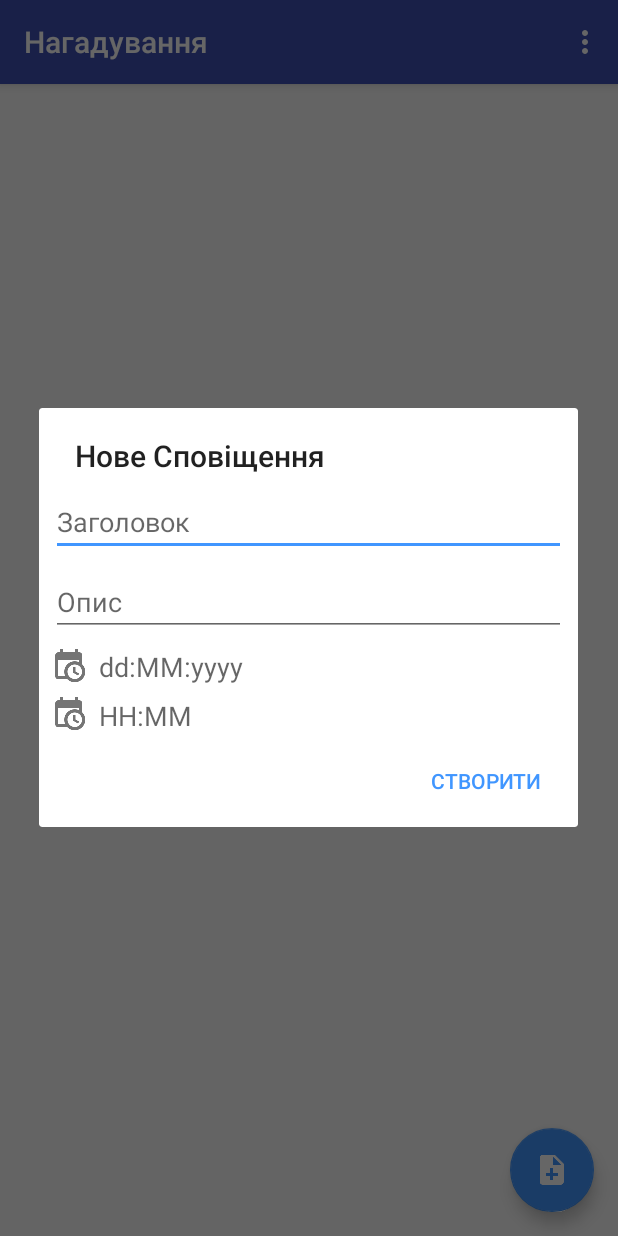
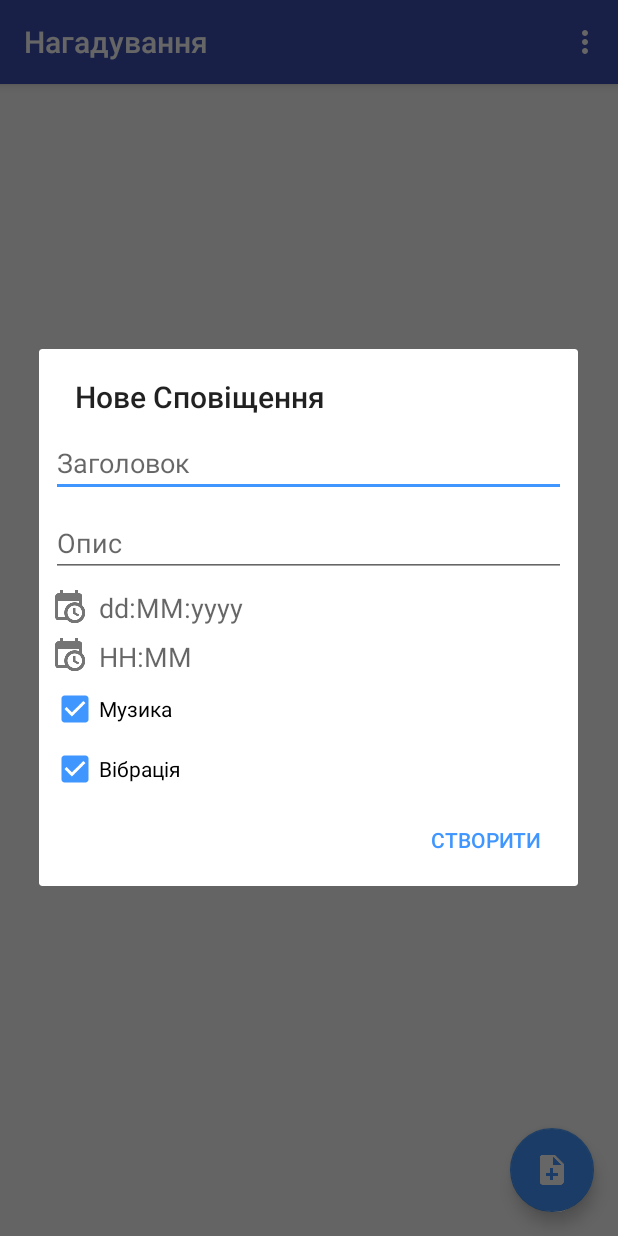
Before and after one commit to yaroslavambrozyak/ScheduleMe, an Android app: the screen it shows after launch (MainActivity), after a tap on an icon or button, on a phone screen of 412 x 824 dp. Run offline under Robolectric (Android 15) with nearby library versions, the phone set to English and light mode, and no system bars; our stand-ins replace ButterKnife, Dagger/Hilt's generated code; libraries missing offline, so code that uses them is left out: io.realm; 3 statements that could not run were skipped.

Commit message:
remind settings

```diff
--- a/ScheduleMe/app/src/main/java/com/study/yaroslavambrozyak/scheduleme/interactor/MainInteractorImp.java
+++ b/ScheduleMe/app/src/main/java/com/study/yaroslavambrozyak/scheduleme/interactor/MainInteractorImp.java
@@ -10,33 +10,17 @@ import java.util.List;
 
 public class MainInteractorImp implements MainInteractor {
 
-    private List<Remind> mock;
+    public MainInteractorImp(){
 
-    public MainInteractorImp(){
-        mock = new ArrayList<>();
-        Remind remind1 = new Remind(1,"firstRemind","Description",new Date());
-        Remind remind2 = new Remind(2,"secondRemind","Description",new Date());
-        Remind remind3 = new Remind(3,"thirdLongRemind","Description : asdasdasdasd" +
-                "slg;ahg;oiarit;rkdng;kng;ifgh;idlh;lkrlkndldlfkjdjhitlitnykns" +
-                "lhfdlihgdkglfihdtkdngka;ig;lskng;lin;iangalgnalk;fg'laig'aut' ",new Date());
-        Remind remind4 = new Remind(4,"secondRemind","Description",new Date());
-        Remind remind5 = new Remind(5,"secondRemind","Description",new Date());
-        Remind remind6 = new Remind(6,"secondRemind","Description",new Date());
-        mock.add(remind1);
-        mock.add(remind2);
-        mock.add(remind3);
-        mock.add(remind4);
-        mock.add(remind5);
-        mock.add(remind6);
     }
 
     @Override
     public List<Remind> getReminds() {
-        return mock;
+        return null;
     }
 
     @Override
     public void addRemind(Remind remind) {
-        mock.add(remind);
+
     }
 }
--- a/ScheduleMe/app/src/main/java/com/study/yaroslavambrozyak/scheduleme/presenter/interfaces/MainPresenter.java
+++ b/ScheduleMe/app/src/main/java/com/study/yaroslavambrozyak/scheduleme/presenter/interfaces/MainPresenter.java
@@ -2,6 +2,7 @@ package com.study.yaroslavambrozyak.scheduleme.presenter.interfaces;
 
 
 import com.study.yaroslavambrozyak.scheduleme.model.Remind;
+import com.study.yaroslavambrozyak.scheduleme.model.RemindSettings;
 
 import java.util.Date;
 import java.util.List;
@@ -10,6 +11,6 @@ import io.realm.RealmResults;
 
 public interface MainPresenter {
     RealmResults<Remind> getReminds();
-    void addRemind(String title,String description,Date date);
+    void addRemind(Remind remind, RemindSettings remindSettings);
     void removeRemind(long id);
 }
--- a/ScheduleMe/app/src/main/java/com/study/yaroslavambrozyak/scheduleme/utils/AlarmReceiver.java
+++ b/ScheduleMe/app/src/main/java/com/study/yaroslavambrozyak/scheduleme/utils/AlarmReceiver.java
@@ -11,6 +11,8 @@ public class AlarmReceiver extends BroadcastReceiver {
         Intent serviceIntent = new Intent(context,NotificationService.class);
         serviceIntent.putExtra(Constant.REMIND_TITLE,intent.getStringExtra(Constant.REMIND_TITLE));
         serviceIntent.putExtra(Constant.REMIND_DESCRIPTION,intent.getStringExtra(Constant.REMIND_DESCRIPTION));
+        serviceIntent.putExtra(Constant.MUSIC_ENABLE,intent.getBooleanExtra(Constant.MUSIC_ENABLE,true));
+        serviceIntent.putExtra(Constant.VIBRATION_ENABLE,intent.getBooleanExtra(Constant.VIBRATION_ENABLE,true));
         context.startService(serviceIntent);
     }
 }
--- a/ScheduleMe/app/src/main/java/com/study/yaroslavambrozyak/scheduleme/utils/Constant.java
+++ b/ScheduleMe/app/src/main/java/com/study/yaroslavambrozyak/scheduleme/utils/Constant.java
@@ -7,4 +7,6 @@ public class Constant {
     public static final String DATE_FORMAT = "%02d-%02d-%d";
     public static final String TIME_FORMAT = "%d:%d";
     public static final String USER_ID = "id";
+    public static final String MUSIC_ENABLE = "music";
+    public static final String VIBRATION_ENABLE = "vibration";
 }
--- a/ScheduleMe/app/src/main/java/com/study/yaroslavambrozyak/scheduleme/view/CreateDialog.java
+++ b/ScheduleMe/app/src/main/java/com/study/yaroslavambrozyak/scheduleme/view/CreateDialog.java
@@ -8,11 +8,14 @@ import android.app.DialogFragment;
 import android.content.DialogInterface;
 import android.os.Bundle;
 import android.view.View;
+import android.widget.CheckBox;
 import android.widget.EditText;
 import android.widget.TextView;
 
 import com.study.yaroslavambrozyak.scheduleme.App;
 import com.study.yaroslavambrozyak.scheduleme.R;
+import com.study.yaroslavambrozyak.scheduleme.model.Remind;
+import com.study.yaroslavambrozyak.scheduleme.model.RemindSettings;
 import com.study.yaroslavambrozyak.scheduleme.presenter.interfaces.MainPresenter;
 import com.study.yaroslavambrozyak.scheduleme.utils.Constant;
 import com.study.yaroslavambrozyak.scheduleme.view.interfaces.DateSetter;
@@ -37,6 +40,10 @@ public class CreateDialog extends DialogFragment
     TextView textViewDate;
     @BindView(R.id.text_clock)
     TextView textViewTime;
+    @BindView(R.id.checkbox_music)
+    CheckBox checkBoxMusic;
+    @BindView(R.id.checkbox_vibration)
+    CheckBox checkBoxVibration;
 
     private MainPresenter presenter;
     private Calendar calendar;
@@ -61,10 +68,7 @@ public class CreateDialog extends DialogFragment
 
     @Override
     public void onClick(DialogInterface dialog, int which) {
-        String title = editTitle.getText().toString();
-        String description = editDescription.getText().toString();
-        Date date = calendar.getTime();
-        presenter.addRemind(title, description, date);
+        presenter.addRemind(createRemind(),createRemindSettings());
     }
 
     @OnClick(R.id.text_date)
@@ -100,4 +104,22 @@ public class CreateDialog extends DialogFragment
         String time = String.format(Constant.TIME_FORMAT, hourOfDay, minute);
         textViewTime.setText(time);
     }
+
+    private Remind createRemind(){
+        String title = editTitle.getText().toString();
+        String description = editDescription.getText().toString();
+        Date date = calendar.getTime();
+        Remind remind = new Remind();
+        remind.setTitle(title);
+        remind.setDescription(description);
+        remind.setDate(date);
+        return remind;
+    }
+
+    private RemindSettings createRemindSettings(){
+        RemindSettings remindSettings = new RemindSettings();
+        remindSettings.setMusicEnable(checkBoxMusic.isChecked());
+        remindSettings.setVibrationEnable(checkBoxVibration.isChecked());
+        return remindSettings;
+    }
 }
--- a/ScheduleMe/app/src/main/res/layout/fragment_create.xml
+++ b/ScheduleMe/app/src/main/res/layout/fragment_create.xml
@@ -76,5 +76,27 @@
         app:layout_constraintRight_toRightOf="parent"
         app:layout_constraintTop_toBottomOf="@+id/text_date" />
 
+    <CheckBox
+        android:id="@+id/checkbox_music"
+        android:layout_width="wrap_content"
+        android:layout_height="wrap_content"
+        android:layout_marginLeft="8dp"
+        android:layout_marginTop="8dp"
+        android:checked="true"
+        android:text="@string/checkbox_music"
+        app:layout_constraintLeft_toLeftOf="parent"
+        app:layout_constraintTop_toBottomOf="@+id/image_clock" />
+
+    <CheckBox
+        android:id="@+id/checkbox_vibration"
+        android:layout_width="wrap_content"
+        android:layout_height="wrap_content"
+        android:layout_marginLeft="8dp"
+        android:layout_marginTop="8dp"
+        android:checked="true"
+        android:text="@string/checkbox_vibration"
+        app:layout_constraintLeft_toLeftOf="parent"
+        app:layout_constraintTop_toBottomOf="@+id/checkbox_music" />
+
 
 </android.support.constraint.ConstraintLayout>
--- a/ScheduleMe/app/src/main/res/values/strings.xml
+++ b/ScheduleMe/app/src/main/res/values/strings.xml
@@ -14,4 +14,6 @@
     <string name="title_activity_create_remind">CreateRemindActivity</string>
     <string name="empty_list_text">У вас немає сповіщень.\nСпробуйте додати нові</string>
     <string name="text_empty_title">Введіть дані</string>
+    <string name="checkbox_music">Музика</string>
+    <string name="checkbox_vibration">Вібрація</string>
 </resources>
```
Also changed, not shown: ScheduleMe/app/src/main/java/com/study/yaroslavambrozyak/scheduleme/model/Remind.java (+11 -1 lines), ScheduleMe/app/src/main/java/com/study/yaroslavambrozyak/scheduleme/model/RemindSettings.java (added, +44 -0 lines), ScheduleMe/app/src/main/java/com/study/yaroslavambrozyak/scheduleme/presenter/MainPresenterImp.java (+34 -14 lines), ScheduleMe/app/src/main/java/com/study/yaroslavambrozyak/scheduleme/utils/NotificationService.java (+6 -3 lines), 1 other file.
